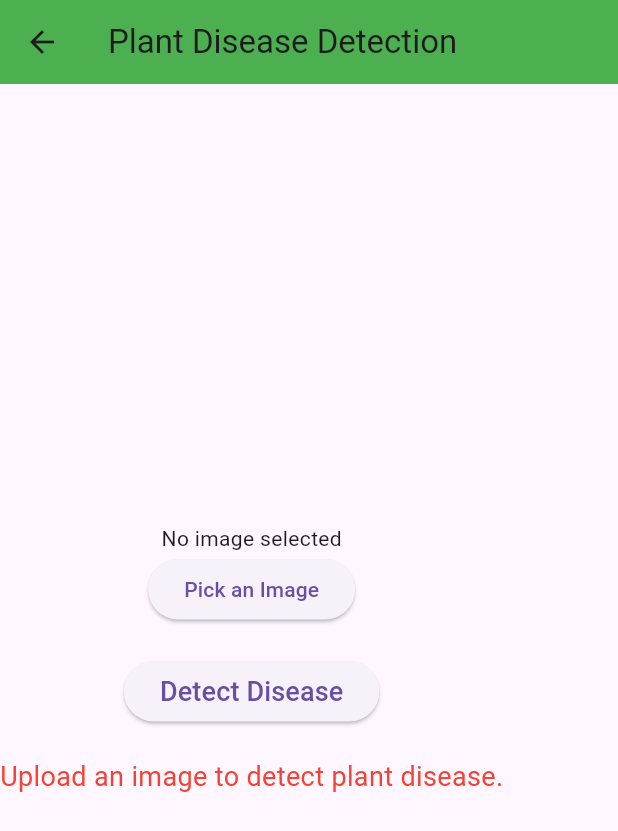
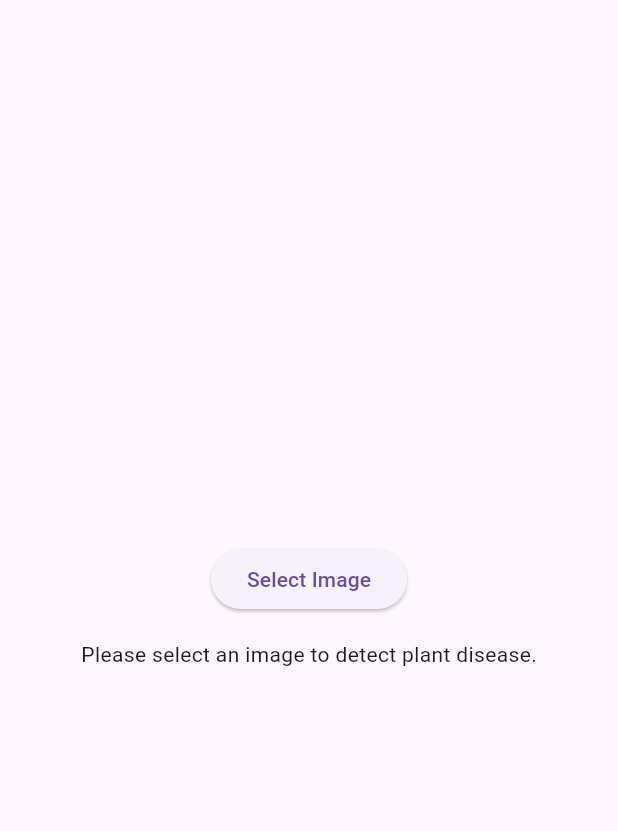
Before and after one commit to m-jayanth-2005/AI-Farming-App, a Flutter app: the PlantDiseaseScreen screen opened directly, on a phone screen of 412 x 824 dp. Shown: the top 831 px of the screen. Run offline on Flutter 3.47's test engine with Material 3 defaults, Android fonts, the phone set to English and light mode, and no system bars; our stand-ins replace image_picker; Roboto replaces fonts that are missing (Arial).

Commit message:
Update plant_disease_screen.dart

```diff
--- a/lib/screens/plant_disease_screen.dart
+++ b/lib/screens/plant_disease_screen.dart
@@ -1,26 +1,69 @@
+import 'dart:io';
 import 'package:flutter/material.dart';
-import 'dart:io';
-import '../services/api_service.dart';
-import '../widgets/image_picker_widget.dart';
+import 'package:image_picker/image_picker.dart';
+import 'package:http/http.dart' as http;
+import 'dart:convert';
+import 'package:flutter/foundation.dart' show kIsWeb;
 
 class PlantDiseaseScreen extends StatefulWidget {
+  const PlantDiseaseScreen({super.key});
+
   @override
-  _PlantDiseaseScreenState createState() => _PlantDiseaseScreenState();
+  PlantDiseaseScreenState createState() => PlantDiseaseScreenState();
 }
 
-class _PlantDiseaseScreenState extends State<PlantDiseaseScreen> {
-  File? selectedImage;
-  String result = "Upload an image to detect plant disease.";
+class PlantDiseaseScreenState extends State<PlantDiseaseScreen> {
+  File? _image;
+  Map<String, dynamic>? _result;
+  bool _isLoading = false;
+  String? _errorMessage;
 
-  void detectDisease() async {
-    if (selectedImage != null) {
-      String response = await ApiService.detectDisease(selectedImage!);
+  Future<void> _getImage() async {
+    final picker = ImagePicker();
+    final pickedFile = await picker.pickImage(source: ImageSource.gallery);
+
+    if (pickedFile != null) {
       setState(() {
-        result = response;
+        _image = File(pickedFile.path);
+        _result = null;
+        _errorMessage = null;
+      });
+      _processImage();
+    }
+  }
+
+  Future<void> _processImage() async {
+    if (_image == null) return;
+
+    setState(() {
+      _isLoading = true;
+      _errorMessage = null; // Clear previous error messages
+    });
+
+    try {
+      var request = http.MultipartRequest(
+          'POST', Uri.parse('http://127.0.0.1:8001')); // Replace with your API endpoint
+      request.files.add(await http.MultipartFile.fromPath('image', _image!.path));
+
+      var response = await request.send();
+      var responseBody = await http.Response.fromStream(response);
+
+      if (response.statusCode == 200) {
+        setState(() {
+          _result = json.decode(responseBody.body);
+          _isLoading = false;
         });
       } else {
         setState(() {
-        result = "Please select an image first.";
+          _errorMessage =
+              'Failed to detect disease: ${response.statusCode}. Please try again.';
+          _isLoading = false;
+        });
+      }
+    } catch (e) {
+      setState(() {
+        _errorMessage = 'An error occurred: $e. Please try again.';
+        _isLoading = false;
       });
     }
   }
@@ -28,25 +71,70 @@ class _PlantDiseaseScreenState extends State<PlantDiseaseScreen> {
   @override
   Widget build(BuildContext context) {
     return Scaffold(
-      appBar: AppBar(title: Text('Plant Disease Detection'), backgroundColor: Colors.green),
-      body: Column(
+      body: Center(
+        child: SingleChildScrollView(
+          padding: const EdgeInsets.all(16.0),
+          child: Column(
             mainAxisAlignment: MainAxisAlignment.center,
+            children: <Widget>[
+              if (_image != null)
+                Column(
                   children: [
-          ImagePickerWidget(
-            onImageSelected: (File image) {
-              setState(() {
-                selectedImage = image;
-              });
-            },
+                    if (kIsWeb)
+                      const Text("Web Image Preview Placeholder")
+                    else
+                      Image.file(
+                        _image!,
+                        width: 200,
+                        height: 200,
+                        fit: BoxFit.cover,
                       ),
-          SizedBox(height: 20),
+                    const SizedBox(height: 16),
+                  ],
+                ),
               ElevatedButton(
-            onPressed: detectDisease,
-            child: Text("Detect Disease", style: TextStyle(fontSize: 18)),
+                onPressed: _isLoading ? null : _getImage, // Disable button while loading
+                child: const Text('Select Image'),
               ),
-          SizedBox(height: 20),
-          Text(result, style: TextStyle(fontSize: 18, color: Colors.red)),
+              if (_isLoading)
+                const Padding(
+                  padding: EdgeInsets.all(16.0),
+                  child: CircularProgressIndicator(),
+                ),
+              if (_errorMessage != null)
+                Padding(
+                  padding: const EdgeInsets.all(16.0),
+                  child: Text(
+                    _errorMessage!,
+                    style: const TextStyle(color: Colors.red),
+                    textAlign: TextAlign.center,
+                  ),
+                ),
+              if (_result != null)
+                Padding(
+                  padding: const EdgeInsets.all(16.0),
+                  child: Column(
+                    children: [
+                      Text(
+                        'Disease: ${_result!['disease_name'] ?? 'Unknown'}',
+                        style: const TextStyle(fontWeight: FontWeight.bold),
+                      ),
+                      Text(
+                        'Confidence: ${(_result!['confidence'] * 100).toStringAsFixed(2)}%',
+                      ),
+                      if (_result!['disease_info'] != null)
+                        Text('Info: ${_result!['disease_info']}'),
                     ],
+                  ),
+                ),
+              if (_image == null && _errorMessage == null && _result == null && !_isLoading)
+                const Padding(
+                  padding: EdgeInsets.all(16.0),
+                  child: Text("Please select an image to detect plant disease."),
+                )
+            ],
+          ),
+        ),
       ),
     );
   }
```
Lines whose indentation alone changed are shown as unchanged.
